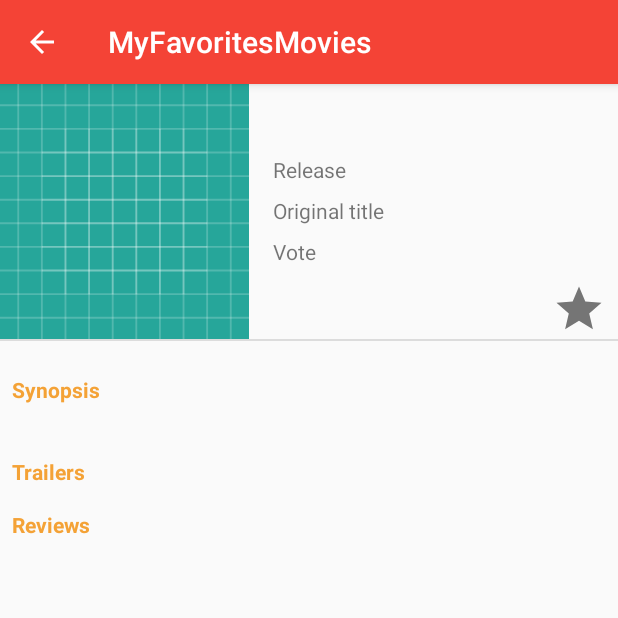
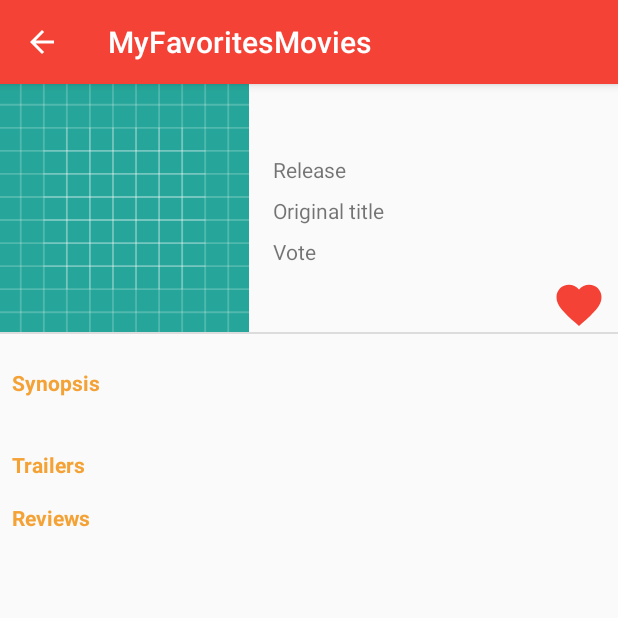
Before and after one commit to axel-legue/MyFavoritesMovies, an Android app: the DetailMovieActivity screen opened directly, with no data from a screen before it, on a phone screen of 412 x 824 dp, the top half of it. Run offline under Robolectric (Android 15) with nearby library versions, the phone set to English and light mode, and no system bars; our stand-ins replace ButterKnife, Picasso, Room's generated code; network calls fail; pictures from the network do not load.

Commit message:
Change icon for favorite movie & add check internet conexion

```diff
--- a/app/src/main/AndroidManifest.xml
+++ b/app/src/main/AndroidManifest.xml
@@ -2,6 +2,7 @@
 <manifest xmlns:android="http://schemas.android.com/apk/res/android"
     package="com.legue.axel.myfavoritesmovies">
 
+    <uses-permission android:name="android.permission.ACCESS_NETWORK_STATE" />
     <uses-permission android:name="android.permission.INTERNET" />
 
     <application
--- a/app/src/main/java/com/legue/axel/myfavoritesmovies/DetailMovieActivity.java
+++ b/app/src/main/java/com/legue/axel/myfavoritesmovies/DetailMovieActivity.java
@@ -177,10 +177,10 @@
             public void onChanged(@Nullable Movie movie) {
                 if (movie == null) {
                     isFavorite = false;
-                    mAddToFavorite.setColorFilter(ContextCompat.getColor(mApplication, R.color.cardview_dark_background));
+                    mAddToFavorite.setImageDrawable(ContextCompat.getDrawable(mApplication, R.drawable.ic_favorite_outline_border_24px));
                 } else {
                     isFavorite = true;
-                    mAddToFavorite.setColorFilter(ContextCompat.getColor(mApplication, R.color.myFavoriteColorPrimary));
+                    mAddToFavorite.setImageDrawable(ContextCompat.getDrawable(mApplication, R.drawable.ic_favorite_outline_24px));
                 }
             }
         });
--- /dev/null
+++ b/app/src/main/res/drawable/ic_favorite_outline_24px.xml
@@ -0,0 +1,9 @@
+<vector xmlns:android="http://schemas.android.com/apk/res/android"
+    android:width="24dp"
+    android:height="24dp"
+    android:viewportWidth="24"
+    android:viewportHeight="24">
+    <path
+        android:fillColor="@color/myFavoriteColorPrimary"
+        android:pathData="M12,21.35l-1.45,-1.32C5.4,15.36 2,12.28 2,8.5 2,5.42 4.42,3 7.5,3c1.74,0 3.41,0.81 4.5,2.09C13.09,3.81 14.76,3 16.5,3 19.58,3 22,5.42 22,8.5c0,3.78 -3.4,6.86 -8.55,11.54L12,21.35z" />
+</vector>
--- /dev/null
+++ b/app/src/main/res/drawable/ic_favorite_outline_border_24px.xml
@@ -0,0 +1,9 @@
+<vector xmlns:android="http://schemas.android.com/apk/res/android"
+    android:width="24dp"
+    android:height="24dp"
+    android:viewportWidth="24"
+    android:viewportHeight="24">
+  <path
+      android:fillColor="@color/grey"
+      android:pathData="M16.5,3c-1.74,0 -3.41,0.81 -4.5,2.09C10.91,3.81 9.24,3 7.5,3 4.42,3 2,5.42 2,8.5c0,3.78 3.4,6.86 8.55,11.54L12,21.35l1.45,-1.32C18.6,15.36 22,12.28 22,8.5 22,5.42 19.58,3 16.5,3zM12.1,18.55l-0.1,0.1 -0.1,-0.1C7.14,14.24 4,11.39 4,8.5 4,6.5 5.5,5 7.5,5c1.54,0 3.04,0.99 3.57,2.36h1.87C13.46,5.99 14.96,5 16.5,5c2,0 3.5,1.5 3.5,3.5 0,2.89 -3.14,5.74 -7.9,10.05z"/>
+</vector>
--- a/app/src/main/res/drawable/ic_star_black_24dp.xml
+++ /dev/null
@@ -1,5 +0,0 @@
-<vector android:height="24dp" android:tint="#757575"
-    android:viewportHeight="24.0" android:viewportWidth="24.0"
-    android:width="24dp" xmlns:android="http://schemas.android.com/apk/res/android">
-    <path android:fillColor="#FF000000" android:pathData="M12,17.27L18.18,21l-1.64,-7.03L22,9.24l-7.19,-0.61L12,2 9.19,8.63 2,9.24l5.46,4.73L5.82,21z"/>
-</vector>
--- a/app/src/main/res/layout/activity_detail_movie.xml
+++ b/app/src/main/res/layout/activity_detail_movie.xml
@@ -15,10 +15,11 @@
         <ImageView
             android:id="@+id/imageView"
             android:layout_width="0dp"
-            android:layout_height="170dp"
+            android:layout_height="0dp"
             android:contentDescription="@string/movie_poster"
             android:scaleType="centerCrop"
             android:transitionName="@string/poster_transition"
+            app:layout_constraintBottom_toTopOf="@+id/view"
             app:layout_constraintEnd_toStartOf="@+id/guideline"
             app:layout_constraintStart_toStartOf="parent"
             app:layout_constraintTop_toTopOf="parent"
@@ -29,7 +30,7 @@
             style="@style/Divider"
             app:layout_constraintEnd_toEndOf="parent"
             app:layout_constraintStart_toStartOf="parent"
-            app:layout_constraintTop_toBottomOf="@+id/imageView" />
+            app:layout_constraintTop_toBottomOf="@+id/iv_add_favorite" />
 
         <android.support.constraint.Guideline
             android:id="@+id/guideline"
@@ -150,10 +151,9 @@
             android:layout_marginTop="8dp"
             android:layout_marginEnd="8dp"
             android:contentDescription="@string/image_for_adding_movie_to_favorite"
-            app:layout_constraintBottom_toTopOf="@+id/view"
             app:layout_constraintEnd_toEndOf="parent"
             app:layout_constraintTop_toBottomOf="@+id/rl_wrapper_vote"
-            app:srcCompat="@drawable/ic_star_black_24dp" />
+            app:srcCompat="@drawable/ic_favorite_outline_24px" />
 
         <TextView
             android:id="@+id/tv_synopsis_label"
--- a/app/src/main/res/values/colors.xml
+++ b/app/src/main/res/values/colors.xml
@@ -8,5 +8,5 @@
     <color name="myFavoriteColorPrimary">#F44336</color>
     <color name="myFavoriteColorPrimaryDark">#D32F2F</color>
     <color name="myFavoriteColorAccent">#F4A236</color>
-    <color name="grey">#F4A236</color>
+    <color name="grey">#FF424242</color>
 </resources>
```
Also changed, not shown: app/src/main/java/com/legue/axel/myfavoritesmovies/MainActivity.java (+50 -6 lines).
